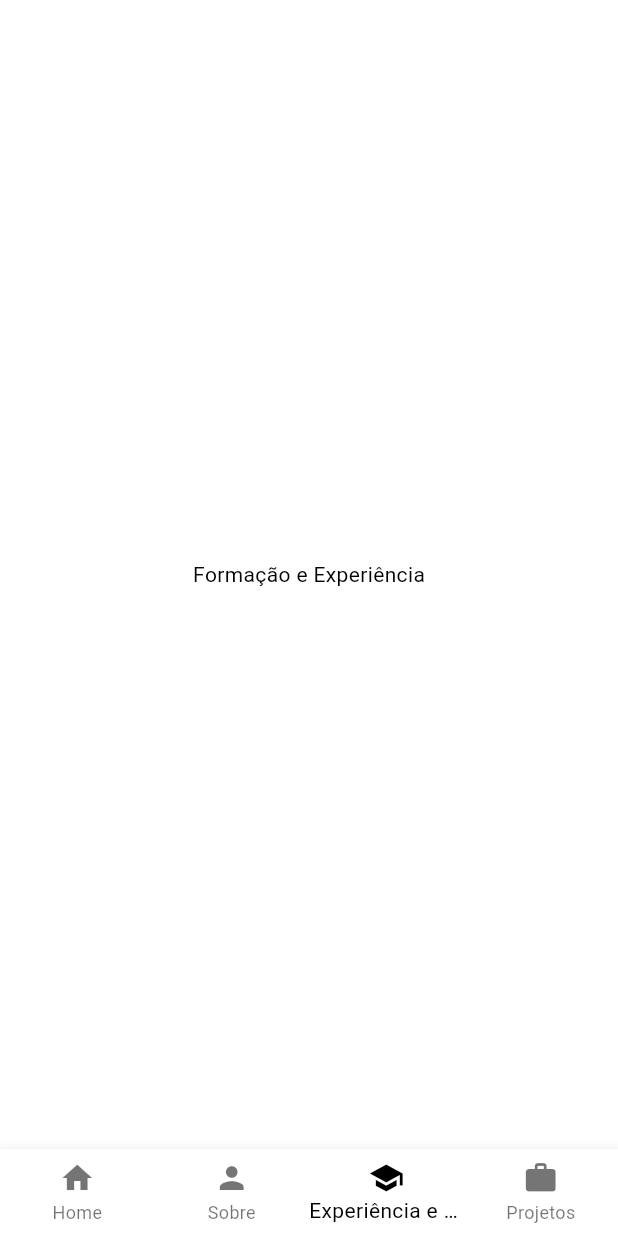
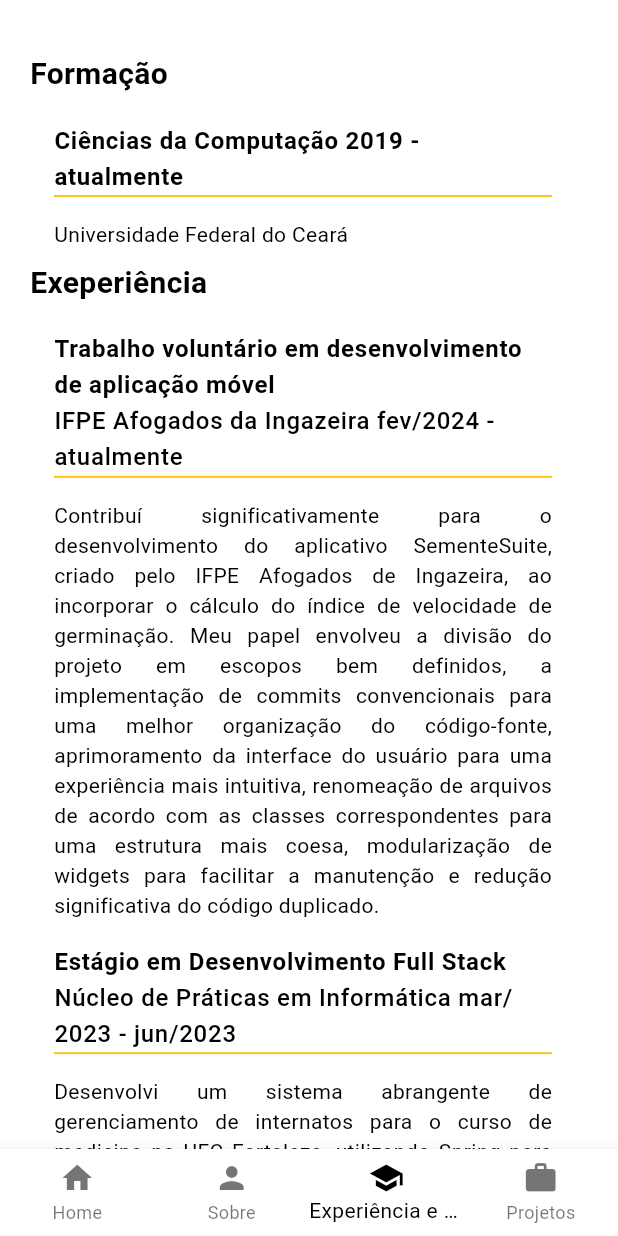
Before and after one commit to tiagors09/tiagors09.github.io, a Flutter app: the screen it shows after launch, item 3 of the bottom bar chosen, on a phone screen of 412 x 824 dp. Run offline on Flutter 3.47's test engine with Material 3 defaults, Android fonts, the phone set to English and light mode, and no system bars.

Commit message:
feat: :sparkles: Added formations and experiences

```diff
--- a/lib/training_and_experience.dart
+++ b/lib/training_and_experience.dart
@@ -1,12 +1,108 @@
 import 'package:flutter/material.dart';
+import 'package:tiagors09_github_io/experience.dart';
+import 'package:tiagors09_github_io/training.dart';
 
 class TrainingAndExperience extends StatelessWidget {
   const TrainingAndExperience({super.key});
 
   @override
   Widget build(BuildContext context) {
-    return const Center(
-      child: Text('Formação e Experiência'),
+    final formations = [
+      {
+        'course': 'Ciências da Computação',
+        'institute': 'Universidade Federal do Ceará',
+        'startDate': '2019',
+        'endDate': 'atualmente',
+      },
+    ];
+    final experiences = [
+      {
+        'occupation':
+            'Trabalho voluntário em desenvolvimento de aplicação móvel',
+        'company': 'IFPE Afogados da Ingazeira',
+        'startDate': 'fev/2024',
+        'endDate': 'atualmente',
+        'assignments':
+            'Contribuí significativamente para o desenvolvimento do aplicativo SementeSuite, criado pelo IFPE Afogados de Ingazeira, ao incorporar o cálculo do índice de velocidade de germinação. Meu papel envolveu a divisão do projeto em escopos bem definidos, a implementação de commits convencionais para uma melhor organização do código-fonte, aprimoramento da interface do usuário para uma experiência mais intuitiva, renomeação de arquivos de acordo com as classes correspondentes para uma estrutura mais coesa, modularização de widgets para facilitar a manutenção e redução significativa do código duplicado.',
+      },
+      {
+        'occupation': 'Estágio em Desenvolvimento Full Stack',
+        'company': 'Núcleo de Práticas em Informática',
+        'startDate': 'mar/2023',
+        'endDate': 'jun/2023',
+        'assignments':
+            'Desenvolvi um sistema abrangente de gerenciamento de internatos para o curso de medicina na UFC Fortaleza, utilizando Spring para criar REST APIs, VueJS para a interface do usuário, e integração com PostgreSQL. Colaborei ativamente em reuniões de Scrum.',
+      },
+      {
+        'occupation': 'Estágio em Desenvolvimento Desktop',
+        'company': 'Otimize Soluções',
+        'startDate': 'ago/2018',
+        'endDate': 'dez/2018',
+        'assignments':
+            'Realizei a migração da interface legada do software hospitalar desktop desenvolvido em C# com Windows Forms e integrado ao SQL Server para gestão de dados. Implementei uma nova interface utilizando o Material UI, proporcionando uma experiência mais moderna e intuitiva aos usuários. Durante o processo, adotei o Team Foundation para controle de versão e facilitar o trabalho colaborativo, garantindo uma gestão eficiente do código fonte e promovendo a integração harmoniosa das atualizações.',
+      },
+    ];
+
+    return SingleChildScrollView(
+      child: Container(
+        padding: const EdgeInsets.only(
+          left: 20,
+          top: 20,
+          right: 20,
+        ),
+        child: Column(
+          crossAxisAlignment: CrossAxisAlignment.start,
+          children: [
+            Container(
+              margin: const EdgeInsets.only(top: 15, bottom: 10),
+              child: const Text(
+                'Formação',
+                textAlign: TextAlign.start,
+                style: TextStyle(
+                  fontWeight: FontWeight.bold,
+                  fontSize: 20,
+                ),
+              ),
+            ),
+            Column(
+              children: formations
+                  .map(
+                    (formation) => Training(
+                      course: formation['course']!,
+                      institute: formation['institute']!,
+                      startDate: formation['startDate']!,
+                      endDate: formation['endDate']!,
+                    ),
+                  )
+                  .toList(),
+            ),
+            Container(
+              margin: const EdgeInsets.only(bottom: 10),
+              child: const Text(
+                'Exeperiência',
+                textAlign: TextAlign.start,
+                style: TextStyle(
+                  fontWeight: FontWeight.bold,
+                  fontSize: 20,
+                ),
+              ),
+            ),
+            Column(
+              children: experiences
+                  .map(
+                    (xp) => Experience(
+                      occupation: xp['occupation']!,
+                      company: xp['company']!,
+                      startDate: xp['startDate']!,
+                      endDate: xp['endDate']!,
+                      assignments: xp['assignments']!,
+                    ),
+                  )
+                  .toList(),
+            ),
+          ],
+        ),
+      ),
     );
   }
 }
```
